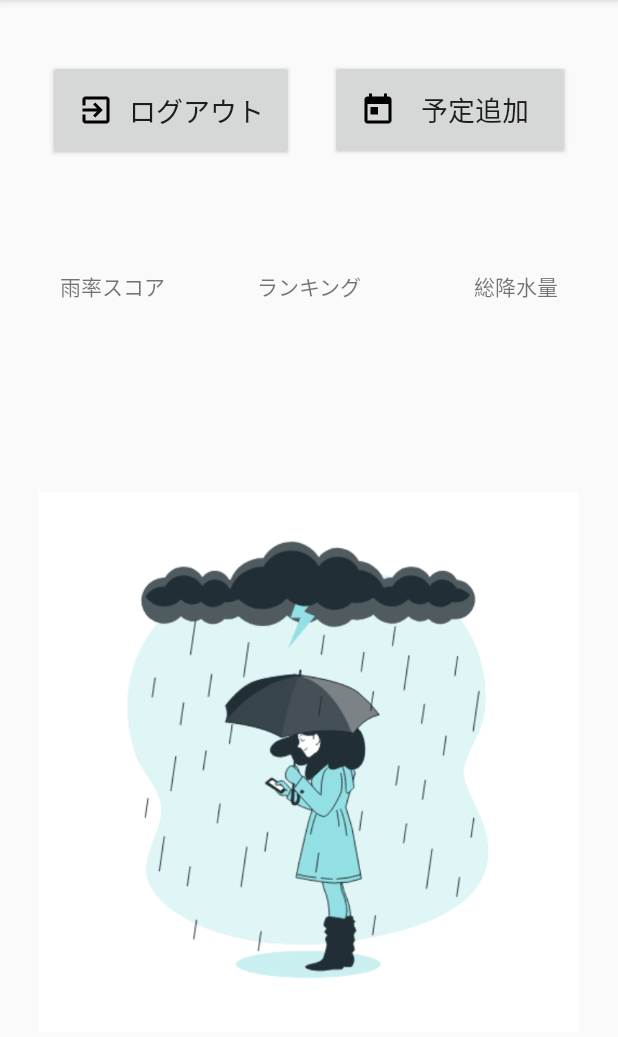
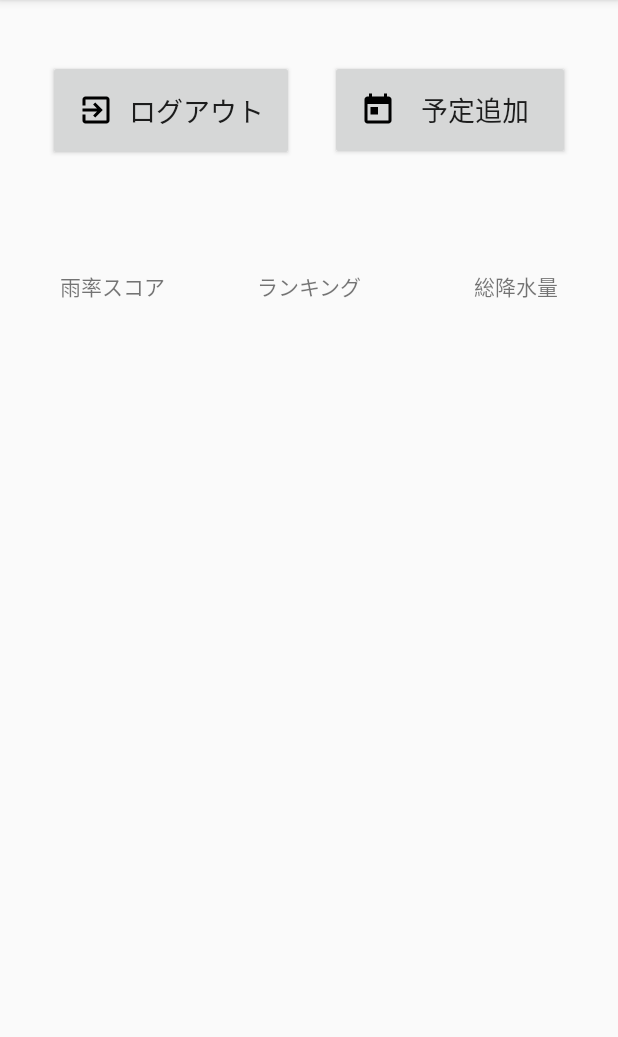
Before and after one commit to ASO1801023/Sunny, an Android app: the detail screen opened directly, with no data from a screen before it, on a phone screen of 412 x 824 dp, the part 84-1121 px from its top. Run offline under Robolectric (Android 15) with nearby library versions, the phone set to English and light mode, and no system bars.

Commit message:
コンテナ作成

```diff
--- a/app/src/main/res/layout/activity_detail.xml
+++ b/app/src/main/res/layout/activity_detail.xml
@@ -67,35 +67,16 @@
         app:layout_constraintEnd_toEndOf="parent"
         app:layout_constraintTop_toTopOf="parent" />
 
-    <fragment
-        android:id="@+id/fragment_ameritu_score"
-        android:name="jp.ac.asojuku.sunny.fragment_ameritu_score"
-        android:layout_width="@dimen/ameritu_score_width"
-        android:layout_height="@dimen/ameritu_score_height"
-        android:layout_marginBottom="80dp"
+    <FrameLayout
+        android:id="@+id/container"
+        android:layout_width="0dp"
+        android:layout_height="0dp"
+        android:layout_marginTop="16dp"
         app:layout_constraintBottom_toBottomOf="parent"
         app:layout_constraintEnd_toEndOf="parent"
-        app:layout_constraintStart_toStartOf="parent" />
+        app:layout_constraintStart_toStartOf="parent"
+        app:layout_constraintTop_toBottomOf="@+id/ranking">
 
-    <fragment
-        android:id="@+id/fragment_ranking"
-        android:name="jp.ac.asojuku.sunny.fragment_ranking"
-        android:layout_width="@dimen/ranking_width"
-        android:layout_height="@dimen/ranking_height"
-        android:layout_marginBottom="20dp"
-        app:layout_constraintBottom_toBottomOf="parent"
-        app:layout_constraintEnd_toEndOf="parent"
-        app:layout_constraintStart_toStartOf="parent" />
-
-    <fragment
-        android:id="@+id/fragment_total_precipitation"
-        android:name="jp.ac.asojuku.sunny.fragment_total_precipitation"
-        android:layout_width="@dimen/total_precipitation_width"
-        android:layout_height="@dimen/total_precipitation_height"
-        android:layout_marginBottom="20dp"
-        app:layout_constraintBottom_toBottomOf="parent"
-        app:layout_constraintEnd_toEndOf="parent"
-        app:layout_constraintHorizontal_bias="0.509"
-        app:layout_constraintStart_toStartOf="parent" />
+    </FrameLayout>
 
 </androidx.constraintlayout.widget.ConstraintLayout>
```
